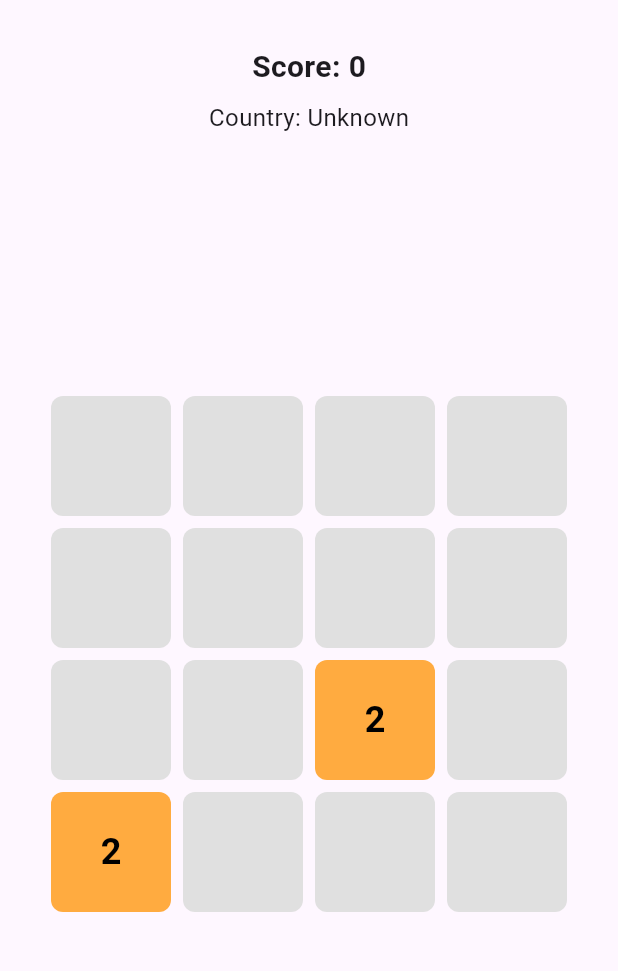
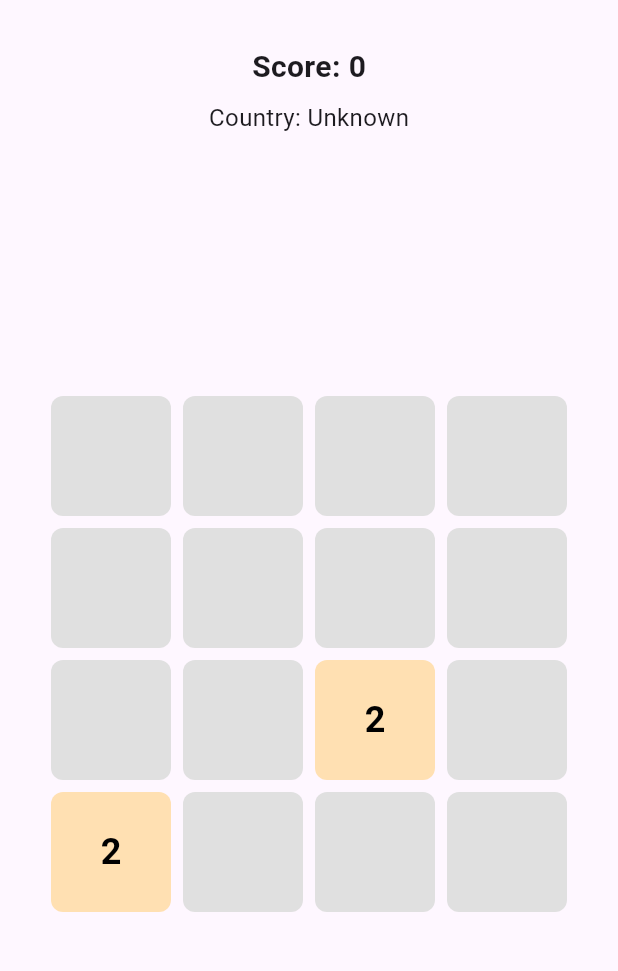
Before and after one commit to nt4c1/2048, a Flutter app: the screen it shows after launch, on a phone screen of 412 x 824 dp, the part 63-1034 px from its top. Run offline on Flutter 3.47's test engine with Material 3 defaults, Android fonts, the phone set to English and light mode, and no system bars; network calls fail.

Commit message:
Tiles Colour

```diff
--- a/flutter_2048/lib/main.dart
+++ b/flutter_2048/lib/main.dart
@@ -25,7 +25,7 @@ class Game2048Screen extends StatefulWidget {
   _Game2048ScreenState createState() => _Game2048ScreenState();
 }
 
-class _Game2048ScreenState extends State<Game2048Screen> {
+class _Game2048ScreenState extends State<Game2048Screen> with TickerProviderStateMixin {
   late Game2048 game;
   String playerName = '';
   String country = '';
@@ -97,6 +97,62 @@ class _Game2048ScreenState extends State<Game2048Screen> {
     );
   }
 
+  Widget buildTile(int value) {
+    return AnimatedContainer(
+      duration: Duration(milliseconds: 200),
+      curve: Curves.easeInOut,
+      margin: EdgeInsets.all(4),
+      width: 80,
+      height: 80,
+      alignment: Alignment.center,
+      decoration: BoxDecoration(
+        color: value == 0 ? Colors.grey[300] : _getTileColor(value),
+        borderRadius: BorderRadius.circular(8),
+      ),
+      child: AnimatedOpacity(
+        opacity: value == 0 ? 0.0 : 1.0,
+        duration: Duration(milliseconds: 200),
+        child: Text(
+          value == 0 ? '' : '$value',
+          style: TextStyle(
+            fontSize: 24,
+            fontWeight: FontWeight.bold,
+            color: Colors.black,
+          ),
+        ),
+      ),
+    );
+  }
+
+  Color _getTileColor(int value) {
+    switch (value) {
+      case 2:
+        return Colors.orange[100]!;
+      case 4:
+        return Colors.orange[200]!;
+      case 8:
+        return Colors.orange[300]!;
+      case 16:
+        return Colors.orange[400]!;
+      case 32:
+        return Colors.orange[500]!;
+      case 64:
+        return Colors.orange[600]!;
+      case 128:
+        return Colors.orange[700]!;
+      case 256:
+        return Colors.orange[800]!;
+      case 512:
+        return Colors.orange[900]!;
+      case 1024:
+        return Colors.redAccent;
+      case 2048:
+        return Colors.red;
+      default:
+        return Colors.grey[300]!;
+    }
+  }
+
   @override
   Widget build(BuildContext context) {
     if (isLoading) {
@@ -140,28 +196,7 @@ class _Game2048ScreenState extends State<Game2048Screen> {
                 children: game.grid
                     .map((row) => Row(
                   mainAxisAlignment: MainAxisAlignment.center,
-                  children: row.map((value) {
-                    return Container(
-                      margin: EdgeInsets.all(4),
-                      width: 80,
-                      height: 80,
-                      alignment: Alignment.center,
-                      decoration: BoxDecoration(
-                        color: value == 0
-                            ? Colors.grey[300]
-                            : Colors.orangeAccent,
-                        borderRadius: BorderRadius.circular(8),
-                      ),
-                      child: Text(
-                        value == 0 ? '' : '$value',
-                        style: TextStyle(
-                          fontSize: 24,
-                          fontWeight: FontWeight.bold,
-                          color: Colors.black,
-                        ),
-                      ),
-                    );
-                  }).toList(),
+                  children: row.map((value) => buildTile(value)).toList(),
                 ))
                     .toList(),
               ),
```
